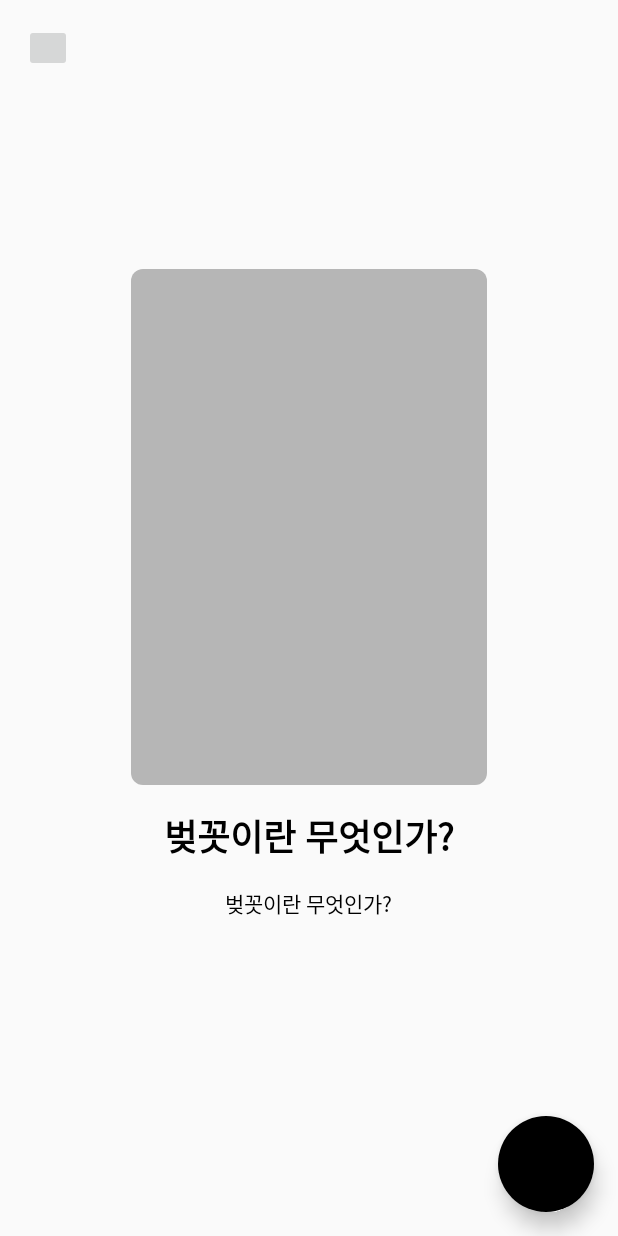
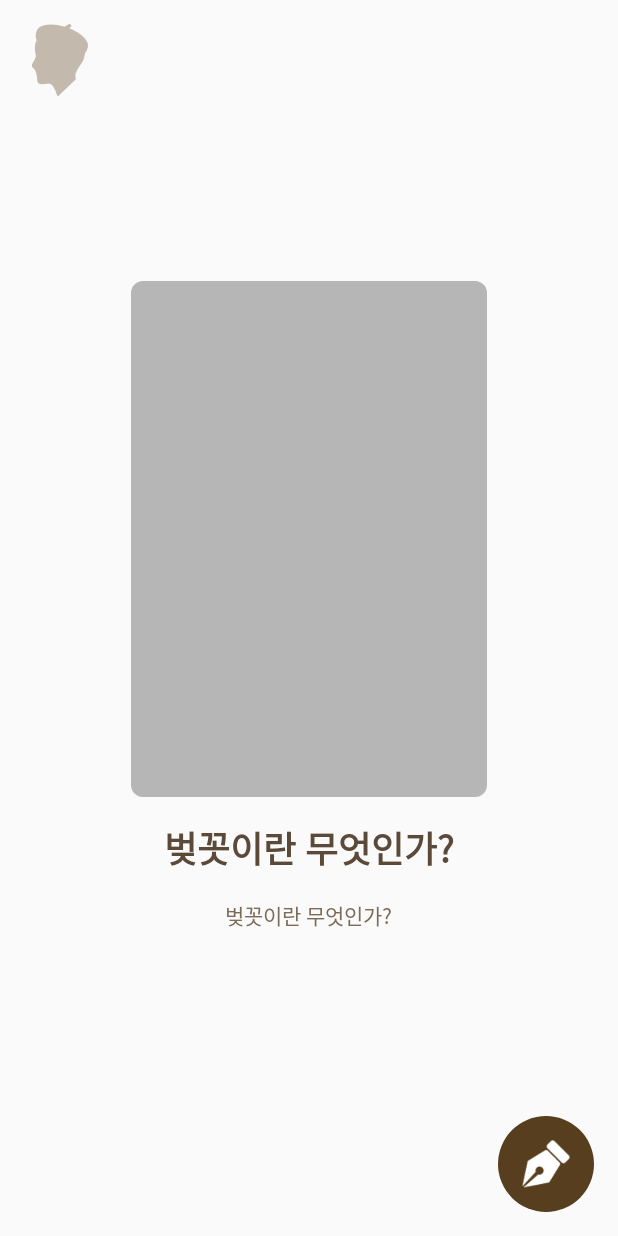
Before and after one commit to Woollim/Poem, an Android app: the screen it shows after launch (MainActivity), on a phone screen of 412 x 824 dp. Run offline under Robolectric (Android 15) with nearby library versions, the phone set to English and light mode, and no system bars.

Commit message:
add color

```diff
--- a/app/src/main/java/root/hash_tm/activity/MainActivity.java
+++ b/app/src/main/java/root/hash_tm/activity/MainActivity.java
@@ -7,7 +7,7 @@ import android.support.v4.app.FragmentManager;
 import android.support.v4.app.FragmentPagerAdapter;
 import android.support.v4.view.ViewPager;
 import android.view.View;
-import android.widget.ImageButton;
+import android.widget.RelativeLayout;
 
 import root.hash_tm.Fragment.BookFragment;
 import root.hash_tm.Fragment.MoreInfoViewFragment;
@@ -23,7 +23,7 @@ public class MainActivity extends BaseActivity {
 
         ViewPager viewPager = (ViewPager)findViewById(R.id.viewPager);
         viewPager.setAdapter(new MainViewPagerAdapter(getSupportFragmentManager()));
-        ImageButton writeButton = (ImageButton)findViewById(R.id.writeButton);
+        RelativeLayout writeButton = (RelativeLayout)findViewById(R.id.writeButton);
         writeButton.setOnClickListener(new View.OnClickListener() {
             @Override
             public void onClick(View view) {
--- a/app/src/main/res/drawable/main_more_info_button_shape.xml
+++ b/app/src/main/res/drawable/main_more_info_button_shape.xml
@@ -1,6 +1,6 @@
 <?xml version="1.0" encoding="utf-8"?>
 <shape xmlns:android="http://schemas.android.com/apk/res/android">
-    <stroke android:width="1dp" android:color="#B1B1B1"/>
-    <corners android:radius="16dp"/>
+    <stroke android:width="1dp" android:color="@color/colorMainWriter"/>
+    <corners android:radius="32dp"/>
     <solid android:color="@android:color/transparent"/>
 </shape>
--- a/app/src/main/res/drawable/main_write_button_shape.xml
+++ b/app/src/main/res/drawable/main_write_button_shape.xml
@@ -1,5 +1,5 @@
 <?xml version="1.0" encoding="utf-8"?>
 <shape xmlns:android="http://schemas.android.com/apk/res/android">
-    <solid android:color="#000000"/>
+    <solid android:color="@color/colorMainWrite"/>
     <corners android:radius="50dp"/>
 </shape>
--- a/app/src/main/res/layout/activity_main.xml
+++ b/app/src/main/res/layout/activity_main.xml
@@ -6,21 +6,32 @@
     android:layout_height="match_parent"
     android:orientation="vertical">
 
-    <ImageButton
+
+    <RelativeLayout
+        android:layout_margin="16dp"
+        android:id="@+id/writeButton"
         android:background="@drawable/main_write_button_shape"
-        android:id="@+id/writeButton"
-        android:elevation="8dp"
         android:layout_width="64dp"
-        android:layout_height="64dp"
         android:layout_alignParentBottom="true"
         android:layout_alignParentRight="true"
-        android:layout_margin="16dp"/>
+        android:layout_height="64dp">
+
+        <ImageView
+            android:src="@drawable/icon_main_pen"
+            android:layout_centerInParent="true"
+            android:layout_width="32dp"
+            android:layout_height="32dp" />
+
+    </RelativeLayout>
 
     <ImageButton
+        android:background="@android:color/transparent"
+        android:scaleType="fitCenter"
+        android:src="@drawable/icon_main_mypage"
         android:id="@+id/myPageButton"
         android:layout_margin="16dp"
-        android:layout_width="32dp"
-        android:layout_height="32dp" />
+        android:layout_width="48dp"
+        android:layout_height="48dp" />
 
     <android.support.v4.view.ViewPager
         android:id="@+id/viewPager"
--- a/app/src/main/res/layout/view_book.xml
+++ b/app/src/main/res/layout/view_book.xml
@@ -23,7 +23,7 @@
             android:layout_width="wrap_content"
             android:layout_height="wrap_content"
             android:textStyle="bold"
-            android:textColor="#000000"
+            android:textColor="@color/colorMainTitle"
             android:text="벚꼿이란 무엇인가?"
             android:textSize="24dp"/>
 
@@ -31,7 +31,7 @@
             android:layout_marginTop="16dp"
             android:layout_width="wrap_content"
             android:layout_height="wrap_content"
-            android:textColor="#000000"
+            android:textColor="@color/colorMainWriter"
             android:text="벚꼿이란 무엇인가?"
             android:textSize="14dp"/>
     </LinearLayout>
--- a/app/src/main/res/values/colors.xml
+++ b/app/src/main/res/values/colors.xml
@@ -3,4 +3,10 @@
     <color name="colorPrimary">#3F51B5</color>
     <color name="colorPrimaryDark">#303F9F</color>
     <color name="colorAccent">#FF4081</color>
+
+    <color name="colorMainBackground">#FFFDFA</color>
+    <color name="colorMainWrite">#563E1E</color>
+
+    <color name="colorMainTitle">#5B4A39</color>
+    <color name="colorMainWriter">#7C6B57</color>
 </resources>
--- a/app/src/main/res/values/styles.xml
+++ b/app/src/main/res/values/styles.xml
@@ -6,6 +6,7 @@
         <item name="colorPrimary">@color/colorPrimary</item>
         <item name="colorPrimaryDark">@color/colorPrimaryDark</item>
         <item name="colorAccent">@color/colorAccent</item>
+        <item name="android:windowFullscreen">true</item>
     </style>
 
 </resources>
```
Also changed, not shown: app/build.gradle (+1 -7 lines), app/src/main/res/layout/view_more_book.xml (+8 -5 lines), app/src/main/res/drawable/icon_main_mypage.png (added), app/src/main/res/drawable/icon_main_pen.png (added), app/src/main/res/drawable/img_main_books.png (added).
